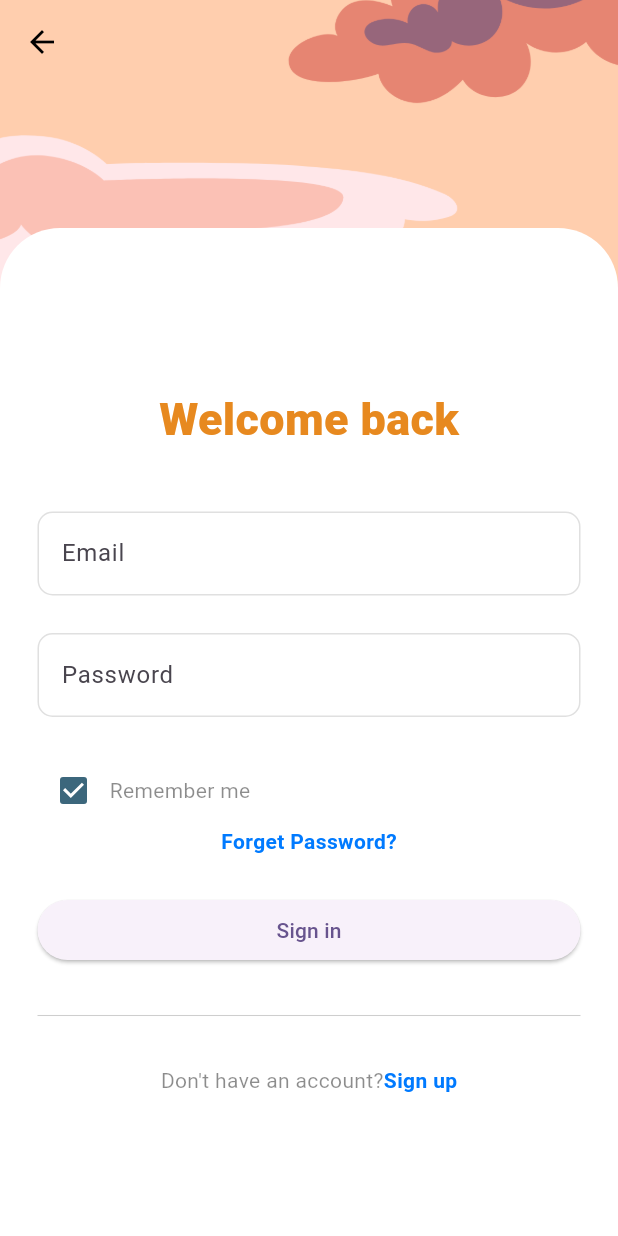
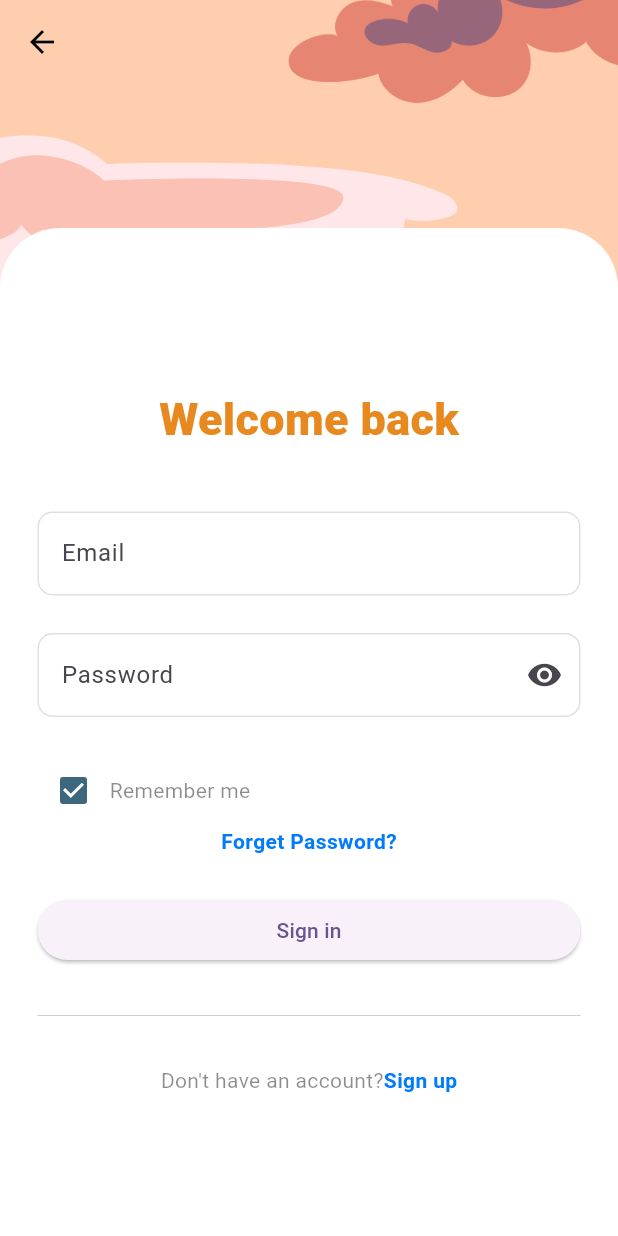
Before and after one commit to SondosAlnbary/final-project, a Flutter app: the SingnInScreen screen opened directly, on a phone screen of 412 x 824 dp. Run offline on Flutter 3.47's test engine with Material 3 defaults, Android fonts, the phone set to English and light mode, and no system bars; our stand-ins replace cloud_firestore, firebase_auth, firebase_core, firebase_storage, font_awesome_flutter, image_picker and 1 more; missing offline and left inert: dart:ffi; accounts and stored records are empty.

Commit message:
fix some issues

```diff
--- a/lib/screens/signin_screen.dart
+++ b/lib/screens/signin_screen.dart
@@ -22,6 +22,7 @@ class _SignInScreenState extends State<SingnInScreen> {
   final TextEditingController emailController = TextEditingController();
   final TextEditingController passwordController = TextEditingController();
   bool rememberPassword = true;
+  bool _obscureText = true;
 
   @override
   Widget build(BuildContext context) {
@@ -106,7 +107,7 @@ class _SignInScreenState extends State<SingnInScreen> {
                       ),
                       TextFormField(
                         controller: passwordController,
-                        obscureText: true,
+                        obscureText: _obscureText,
                         obscuringCharacter: '*',
                         validator: (value) {
                           if (value == null || value.isEmpty) {
@@ -115,6 +116,16 @@ class _SignInScreenState extends State<SingnInScreen> {
                           return null;
                         },
                         decoration: InputDecoration(
+                          suffixIcon: IconButton(
+                            onPressed: () {
+                              setState(() {
+                                _obscureText = !_obscureText;
+                              });
+                            },
+                            icon: Icon(_obscureText
+                                ? Icons.visibility
+                                : Icons.visibility_off),
+                          ),
                           label: const Text('Password'),
                           hintText: 'Enter Password',
                           hintStyle: const TextStyle(
--- a/lib/screens/signup_screen.dart
+++ b/lib/screens/signup_screen.dart
@@ -1,4 +1,6 @@
 // ignore_for_file: unused_import, unused_field, unused_element, prefer_final_fields, prefer_const_constructors, use_build_context_synchronously, avoid_print
+
+import 'dart:ffi';
 
 import 'package:cloud_firestore/cloud_firestore.dart';
 import 'package:firebase_auth/firebase_auth.dart';
@@ -250,6 +252,7 @@ class _SignUpScreenState extends State<SignUpScreen> {
                             'I agree to the processing of ',
                             style: TextStyle(
                               color: Colors.black45,
+                              fontSize: 12,
                             ),
                           ),
                           Text(
```
Also changed, not shown: lib/widgets/welcome_button.dart (+53 -11 lines).
